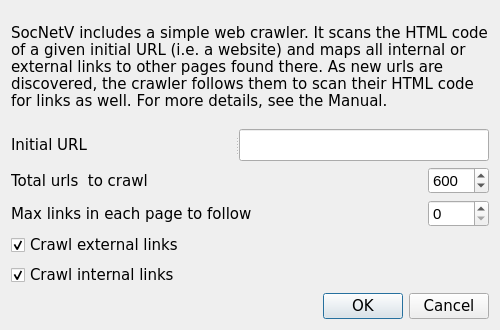
Qt form src/forms/webcrawlerdialog.ui (socnetv/app) before a commit.
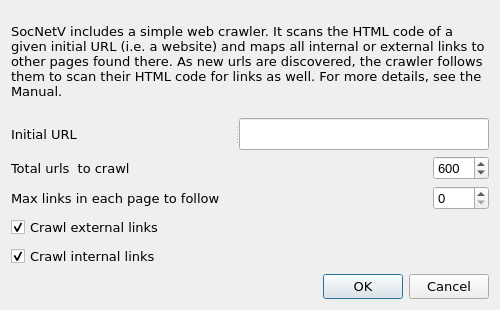
The same form after that commit.

Commit message: fixed fonts in rand dialog

The edit to the form file:
```diff
--- a/src/forms/webcrawlerdialog.ui
+++ b/src/forms/webcrawlerdialog.ui
@@ -11,7 +11,7 @@
   <property name="minimumSize">
    <size>
     <width>500</width>
-    <height>330</height>
+    <height>310</height>
    </size>
   </property>
   <property name="windowTitle">
@@ -29,13 +29,13 @@
      <property name="minimumSize">
       <size>
        <width>450</width>
-       <height>90</height>
+       <height>80</height>
       </size>
      </property>
      <property name="font">
       <font>
        <family>DejaVu Sans</family>
-       <pointsize>11</pointsize>
+       <pointsize>10</pointsize>
        <stylestrategy>PreferAntialias</stylestrategy>
       </font>
      </property>
@@ -54,7 +54,7 @@
     <widget class="QSplitter" name="splitter">
      <property name="font">
       <font>
-       <pointsize>11</pointsize>
+       <pointsize>10</pointsize>
        <stylestrategy>PreferAntialias</stylestrategy>
       </font>
      </property>
@@ -71,7 +71,7 @@
       <property name="font">
        <font>
         <family>DejaVu Sans</family>
-        <pointsize>11</pointsize>
+        <pointsize>10</pointsize>
         <weight>50</weight>
         <bold>false</bold>
         <stylestrategy>PreferAntialias</stylestrategy>
@@ -97,7 +97,7 @@
       <property name="font">
        <font>
         <family>DejaVu Sans</family>
-        <pointsize>11</pointsize>
+        <pointsize>10</pointsize>
         <stylestrategy>PreferAntialias</stylestrategy>
        </font>
       </property>
@@ -113,7 +113,7 @@
       <spacer name="horizontalSpacer">
        <property name="font">
         <font>
-         <pointsize>11</pointsize>
+         <pointsize>10</pointsize>
          <stylestrategy>PreferAntialias</stylestrategy>
         </font>
        </property>
@@ -139,7 +139,7 @@
        <property name="font">
         <font>
          <family>DejaVu Sans</family>
-         <pointsize>11</pointsize>
+         <pointsize>10</pointsize>
          <weight>50</weight>
          <bold>false</bold>
          <stylestrategy>PreferAntialias</stylestrategy>
@@ -160,7 +160,7 @@
       <spacer name="horizontalSpacer_2">
        <property name="font">
         <font>
-         <pointsize>11</pointsize>
+         <pointsize>10</pointsize>
          <stylestrategy>PreferAntialias</stylestrategy>
         </font>
        </property>
@@ -185,7 +185,7 @@
        </property>
        <property name="font">
         <font>
-         <pointsize>11</pointsize>
+         <pointsize>10</pointsize>
          <stylestrategy>PreferAntialias</stylestrategy>
         </font>
        </property>
@@ -217,7 +217,7 @@
        <property name="font">
         <font>
          <family>DejaVu Sans</family>
-         <pointsize>11</pointsize>
+         <pointsize>10</pointsize>
          <weight>50</weight>
          <bold>false</bold>
          <stylestrategy>PreferAntialias</stylestrategy>
@@ -242,7 +242,7 @@
        </property>
        <property name="font">
         <font>
-         <pointsize>11</pointsize>
+         <pointsize>10</pointsize>
          <stylestrategy>PreferAntialias</stylestrategy>
         </font>
        </property>
@@ -282,7 +282,7 @@
      <property name="font">
       <font>
        <family>DejaVu Sans</family>
-       <pointsize>11</pointsize>
+       <pointsize>10</pointsize>
        <stylestrategy>PreferAntialias</stylestrategy>
       </font>
      </property>
@@ -311,7 +311,7 @@
      <property name="font">
       <font>
        <family>DejaVu Sans</family>
-       <pointsize>11</pointsize>
+       <pointsize>10</pointsize>
        <stylestrategy>PreferAntialias</stylestrategy>
       </font>
      </property>
@@ -340,7 +340,7 @@
      <property name="font">
       <font>
        <family>DejaVu Sans</family>
-       <pointsize>11</pointsize>
+       <pointsize>10</pointsize>
        <stylestrategy>PreferAntialias</stylestrategy>
       </font>
      </property>
```
The commit also changes 1 other file.
